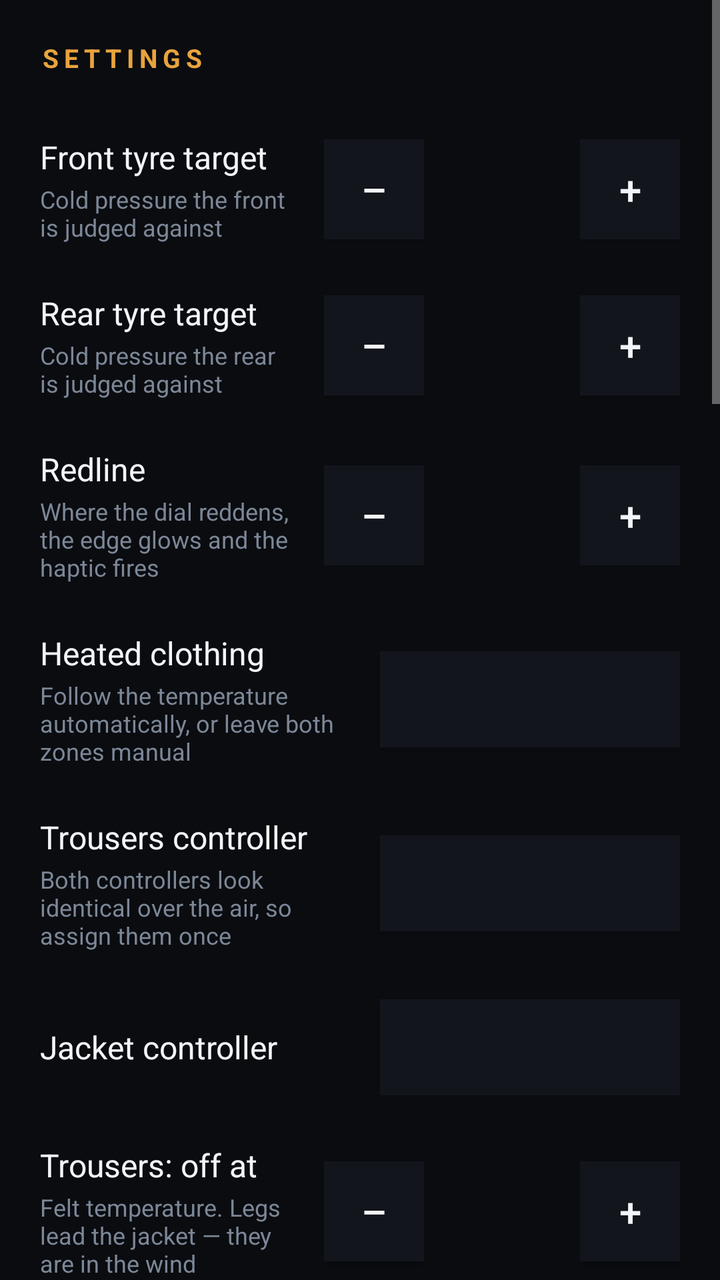
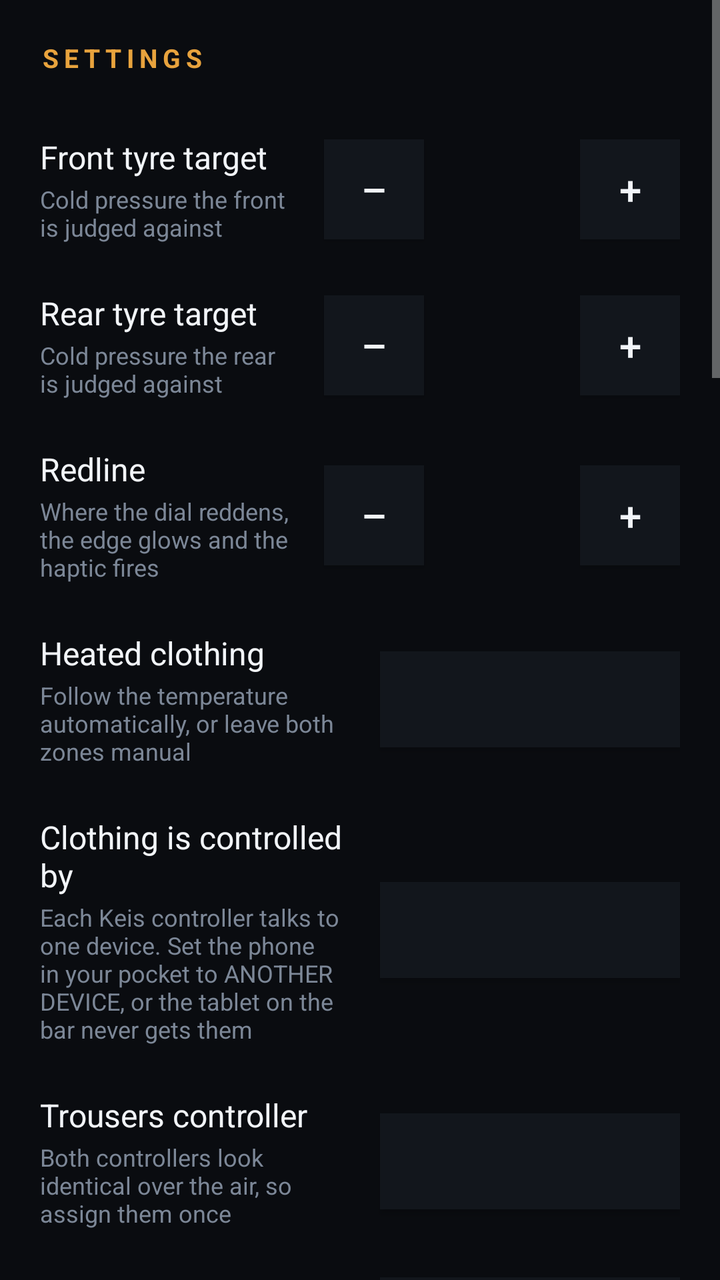

Compare the two renders of this Android layout. The source of the first and the diff that turns it into the second are given below.
<!-- AndroidManifest.xml: application theme Theme.Springfield -->
<!-- res/layout/activity_settings.xml -->
<?xml version="1.0" encoding="utf-8"?>
<ScrollView xmlns:android="http://schemas.android.com/apk/res/android"
    android:layout_width="match_parent"
    android:layout_height="match_parent"
    android:background="@color/ground"
    android:fitsSystemWindows="true">

    <LinearLayout
        android:layout_width="match_parent"
        android:layout_height="wrap_content"
        android:orientation="vertical"
        android:padding="20dp">

        <TextView
            android:layout_width="match_parent"
            android:layout_height="wrap_content"
            android:text="SETTINGS"
            android:textSize="13sp"
            android:letterSpacing="0.20"
            android:textStyle="bold"
            android:textColor="@color/accent"
            android:paddingBottom="18dp" />

    <LinearLayout style="@style/SettingRow">
        <LinearLayout style="@style/SettingText">
            <TextView style="@style/SettingTitle" android:text="Front tyre target" />
            <TextView style="@style/SettingSub" android:text="Cold pressure the front is judged against" />
        </LinearLayout>
        <Button android:id="@+id/frontMinus" style="@style/StepButton" android:text="–" />
        <TextView android:id="@+id/frontValue" style="@style/SettingValue" />
        <Button android:id="@+id/frontPlus" style="@style/StepButton" android:text="+" />
    </LinearLayout>

    <LinearLayout style="@style/SettingRow">
        <LinearLayout style="@style/SettingText">
            <TextView style="@style/SettingTitle" android:text="Rear tyre target" />
            <TextView style="@style/SettingSub" android:text="Cold pressure the rear is judged against" />
        </LinearLayout>
        <Button android:id="@+id/rearMinus" style="@style/StepButton" android:text="–" />
        <TextView android:id="@+id/rearValue" style="@style/SettingValue" />
        <Button android:id="@+id/rearPlus" style="@style/StepButton" android:text="+" />
    </LinearLayout>

    <LinearLayout style="@style/SettingRow">
        <LinearLayout style="@style/SettingText">
            <TextView style="@style/SettingTitle" android:text="Redline" />
            <TextView style="@style/SettingSub" android:text="Where the dial reddens, the edge glows and the haptic fires" />
        </LinearLayout>
        <Button android:id="@+id/redlineMinus" style="@style/StepButton" android:text="–" />
        <TextView android:id="@+id/redlineValue" style="@style/SettingValue" />
        <Button android:id="@+id/redlinePlus" style="@style/StepButton" android:text="+" />
    </LinearLayout>

    <LinearLayout style="@style/SettingRow">
        <LinearLayout style="@style/SettingText">
            <TextView style="@style/SettingTitle" android:text="Heated clothing" />
            <TextView style="@style/SettingSub" android:text="Follow the temperature automatically, or leave both zones manual" />
        </LinearLayout>
        <Button android:id="@+id/heatAutoButton" style="@style/WideButton" />
    </LinearLayout>

    <LinearLayout style="@style/SettingRow">
        <LinearLayout style="@style/SettingText">
            <TextView style="@style/SettingTitle" android:text="Trousers controller" />
            <TextView style="@style/SettingSub" android:text="Both controllers look identical over the air, so assign them once" />
        </LinearLayout>
        <Button android:id="@+id/legsMacButton" style="@style/WideButton" />
    </LinearLayout>

    <LinearLayout style="@style/SettingRow">
        <LinearLayout style="@style/SettingText">
            <TextView style="@style/SettingTitle" android:text="Jacket controller" />
        </LinearLayout>
        <Button android:id="@+id/jacketMacButton" style="@style/WideButton" />
    </LinearLayout>

    <LinearLayout style="@style/SettingRow">
        <LinearLayout style="@style/SettingText">
            <TextView style="@style/SettingTitle" android:text="Trousers: off at" />
            <TextView style="@style/SettingSub" android:text="Felt temperature. Legs lead the jacket — they are in the wind" />
        </LinearLayout>
        <Button android:id="@+id/legsOffMinus" style="@style/StepButton" android:text="–" />
        <TextView android:id="@+id/legsOffValue" style="@style/SettingValue" />
        <Button android:id="@+id/legsOffPlus" style="@style/StepButton" android:text="+" />
    </LinearLayout>

    <LinearLayout style="@style/SettingRow">
        <LinearLayout style="@style/SettingText">
            <TextView style="@style/SettingTitle" android:text="Trousers: full at" />
        </LinearLayout>
        <Button android:id="@+id/legsFullMinus" style="@style/StepButton" android:text="–" />
        <TextView android:id="@+id/legsFullValue" style="@style/SettingValue" />
        <Button android:id="@+id/legsFullPlus" style="@style/StepButton" android:text="+" />
    </LinearLayout>

    <LinearLayout style="@style/SettingRow">
        <LinearLayout style="@style/SettingText">
            <TextView style="@style/SettingTitle" android:text="Jacket: off at" />
        </LinearLayout>
        <Button android:id="@+id/jacketOffMinus" style="@style/StepButton" android:text="–" />
        <TextView android:id="@+id/jacketOffValue" style="@style/SettingValue" />
        <Button android:id="@+id/jacketOffPlus" style="@style/StepButton" android:text="+" />
    </LinearLayout>

    <LinearLayout style="@style/SettingRow">
        <LinearLayout style="@style/SettingText">
            <TextView style="@style/SettingTitle" android:text="Jacket: full at" />
        </LinearLayout>
        <Button android:id="@+id/jacketFullMinus" style="@style/StepButton" android:text="–" />
        <TextView android:id="@+id/jacketFullValue" style="@style/SettingValue" />
        <Button android:id="@+id/jacketFullPlus" style="@style/StepButton" android:text="+" />
    </LinearLayout>

    <LinearLayout style="@style/SettingRow">
        <LinearLayout style="@style/SettingText">
            <TextView style="@style/SettingTitle" android:text="Tank capacity" />
            <TextView style="@style/SettingSub" android:text="Litres. The one figure the range estimate cannot learn from the bus" />
        </LinearLayout>
        <Button android:id="@+id/tankMinus" style="@style/StepButton" android:text="–" />
        <TextView android:id="@+id/tankValue" style="@style/SettingValue" />
        <Button android:id="@+id/tankPlus" style="@style/StepButton" android:text="+" />
    </LinearLayout>

    <LinearLayout style="@style/SettingRow">
        <LinearLayout style="@style/SettingText">
            <TextView style="@style/SettingTitle" android:text="Tyre pressure" />
            <TextView style="@style/SettingSub" android:text="PSI, kPa or bar — independent of the others, because workshops are" />
        </LinearLayout>
        <Button android:id="@+id/pressureButton" style="@style/WideButton" />
    </LinearLayout>

    <LinearLayout style="@style/SettingRow">
        <LinearLayout style="@style/SettingText">
            <TextView style="@style/SettingTitle" android:text="Speed and distance" />
            <TextView style="@style/SettingSub" android:text="km/h and kilometres, or mph and miles" />
        </LinearLayout>
        <Button android:id="@+id/distanceButton" style="@style/WideButton" />
    </LinearLayout>

    <LinearLayout style="@style/SettingRow">
        <LinearLayout style="@style/SettingText">
            <TextView style="@style/SettingTitle" android:text="Temperature" />
            <TextView style="@style/SettingSub" android:text="Coolant, ambient and tyre temperature" />
        </LinearLayout>
        <Button android:id="@+id/temperatureButton" style="@style/WideButton" />
    </LinearLayout>

    <LinearLayout style="@style/SettingRow">
        <LinearLayout style="@style/SettingText">
            <TextView style="@style/SettingTitle" android:text="Screen brightness" />
            <TextView style="@style/SettingSub" android:text="Full brightness beats direct sun, and dazzles at night" />
        </LinearLayout>
        <Button android:id="@+id/brightButton" style="@style/WideButton" />
    </LinearLayout>

    <LinearLayout style="@style/SettingRow">
        <LinearLayout style="@style/SettingText">
            <TextView style="@style/SettingTitle" android:text="Screen orientation" />
            <TextView style="@style/SettingSub" android:text="A mount holds the phone one way up; auto-rotate answers to bumps as readily as to intent" />
        </LinearLayout>
        <Button android:id="@+id/orientationButton" style="@style/WideButton" />
    </LinearLayout>

    <LinearLayout style="@style/SettingRow">
        <LinearLayout style="@style/SettingText">
            <TextView style="@style/SettingTitle" android:text="Ride distance" />
            <TextView style="@style/SettingSub" android:text="The bike's own trip cannot be reset from here — this is the app's" />
        </LinearLayout>
        <Button android:id="@+id/tripButton" style="@style/WideButton" />
    </LinearLayout>

    <LinearLayout style="@style/SettingRow">
        <LinearLayout style="@style/SettingText">
            <TextView style="@style/SettingTitle" android:text="Service interval" />
            <TextView style="@style/SettingSub" android:text="Indian specify 8000 km for the Thunder Stroke" />
        </LinearLayout>
        <Button android:id="@+id/svcMinus" style="@style/StepButton" android:text="–" />
        <TextView android:id="@+id/svcValue" style="@style/SettingValue" />
        <Button android:id="@+id/svcPlus" style="@style/StepButton" android:text="+" />
    </LinearLayout>

    <LinearLayout style="@style/SettingRow">
        <LinearLayout style="@style/SettingText">
            <TextView style="@style/SettingTitle" android:text="Last service" />
            <TextView style="@style/SettingSub" android:text="Tap to record one at the odometer showing now" />
        </LinearLayout>
        <Button android:id="@+id/svcRecord" style="@style/WideButton" />
    </LinearLayout>

    <LinearLayout style="@style/SettingRow">
        <LinearLayout style="@style/SettingText">
            <TextView style="@style/SettingTitle" android:text="Fault codes" />
            <TextView style="@style/SettingSub" android:text="Name a code Polaris keep to themselves, and it stays named" />
        </LinearLayout>
        <Button android:id="@+id/dtcButton" style="@style/WideButton" />
    </LinearLayout>

    <LinearLayout style="@style/SettingRow">
        <LinearLayout style="@style/SettingText">
            <TextView style="@style/SettingTitle" android:text="All-time records" />
            <TextView style="@style/SettingSub" android:text="Highest speed and rpm ever seen, across every ride" />
        </LinearLayout>
        <Button android:id="@+id/recordsButton" style="@style/WideButton" />
    </LinearLayout>

    <LinearLayout style="@style/SettingRow">
        <LinearLayout style="@style/SettingText">
            <TextView style="@style/SettingTitle" android:text="Bluetooth pairing" />
            <TextView style="@style/SettingSub" android:text="If pairing keeps failing, forget Springfield here and connect again" />
        </LinearLayout>
        <Button android:id="@+id/bluetoothButton" style="@style/WideButton" android:text="OPEN" />
    </LinearLayout>

        <View
            android:layout_width="match_parent"
            android:layout_height="1dp"
            android:background="@color/line"
            android:layout_marginTop="18dp" />

        <TextView
            android:id="@+id/firmware"
            android:layout_width="match_parent"
            android:layout_height="wrap_content"
            android:gravity="center"
            android:paddingTop="16dp"
            android:textSize="12sp"
            android:fontFamily="monospace"
            android:textColor="@color/muted" />

        
        <TextView
            android:id="@+id/credit"
            android:layout_width="match_parent"
            android:layout_height="wrap_content"
            android:gravity="center"
            android:paddingTop="12dp"
            android:paddingBottom="8dp"
            android:textSize="11sp"
            android:letterSpacing="0.22"
            android:textStyle="bold"
            android:textColor="@color/accent"
            android:text="© NANNA AGESEN 2026" />
    </LinearLayout>
</ScrollView>
<!-- resources referenced by this layout -->
<resources>
  <color name="accent">#E8A33D</color>
  <color name="ground">#0A0C10</color>
  <color name="line">#232830</color>
  <color name="muted">#7C8797</color>
  <style name="SettingRow">
          <item name="android:layout_width">match_parent</item>
          <item name="android:layout_height">wrap_content</item>
          <item name="android:orientation">horizontal</item>
          <item name="android:gravity">center_vertical</item>
          <item name="android:paddingVertical">12dp</item>
      </style>
  <style name="SettingSub">
          <item name="android:layout_width">match_parent</item>
          <item name="android:layout_height">wrap_content</item>
          <item name="android:textSize">12sp</item>
          <item name="android:textColor">@color/muted</item>
          <item name="android:paddingTop">2dp</item>
      </style>
  <style name="SettingText">
          <item name="android:layout_width">0dp</item>
          <item name="android:layout_height">wrap_content</item>
          <item name="android:layout_weight">1</item>
          <item name="android:orientation">vertical</item>
          <item name="android:paddingEnd">12dp</item>
      </style>
  <style name="SettingTitle">
          <item name="android:layout_width">match_parent</item>
          <item name="android:layout_height">wrap_content</item>
          <item name="android:textSize">16sp</item>
          <item name="android:textColor">@color/ink</item>
      </style>
  <style name="SettingValue">
          <item name="android:layout_width">wrap_content</item>
          <item name="android:layout_height">wrap_content</item>
          <item name="android:minWidth">78dp</item>
          <item name="android:gravity">center</item>
          <item name="android:textSize">17sp</item>
          <item name="android:fontFamily">monospace</item>
          <item name="android:textStyle">bold</item>
          <item name="android:textColor">@color/accent</item>
      </style>
  <style name="StepButton">
          <item name="android:layout_width">50dp</item>
          <item name="android:layout_height">50dp</item>
          <item name="android:textSize">20sp</item>
          <item name="android:textColor">@color/ink</item>
          <item name="android:background">@color/surface</item>
          <item name="android:insetTop">0dp</item>
          <item name="android:insetBottom">0dp</item>
      </style>
  <style name="WideButton">
          <item name="android:layout_width">wrap_content</item>
          <item name="android:layout_height">wrap_content</item>
          <item name="android:minWidth">150dp</item>
          <item name="android:textSize">14sp</item>
          <item name="android:textColor">@color/accent</item>
          <item name="android:background">@color/surface</item>
      </style>
  <style name="Theme.Springfield" parent="Theme.AppCompat.NoActionBar">
          <item name="android:windowBackground">@color/ground</item>
          <item name="android:statusBarColor">@color/ground</item>
          <item name="android:navigationBarColor">@color/ground</item>
      </style>
  <color name="ink">#F2F5F9</color>
  <color name="surface">#12161C</color>
</resources>

<!-- the commit's change to res/layout/activity_settings.xml (unified diff, before → after) -->
@@ -57,6 +57,14 @@
             <TextView style="@style/SettingSub" android:text="Follow the temperature automatically, or leave both zones manual" />
         </LinearLayout>
         <Button android:id="@+id/heatAutoButton" style="@style/WideButton" />
+    </LinearLayout>
+
+    <LinearLayout style="@style/SettingRow">
+        <LinearLayout style="@style/SettingText">
+            <TextView style="@style/SettingTitle" android:text="Clothing is controlled by" />
+            <TextView style="@style/SettingSub" android:text="Each Keis controller talks to one device. Set the phone in your pocket to ANOTHER DEVICE, or the tablet on the bar never gets them" />
+        </LinearLayout>
+        <Button android:id="@+id/heatOwnerButton" style="@style/WideButton" />
     </LinearLayout>
 
     <LinearLayout style="@style/SettingRow">
